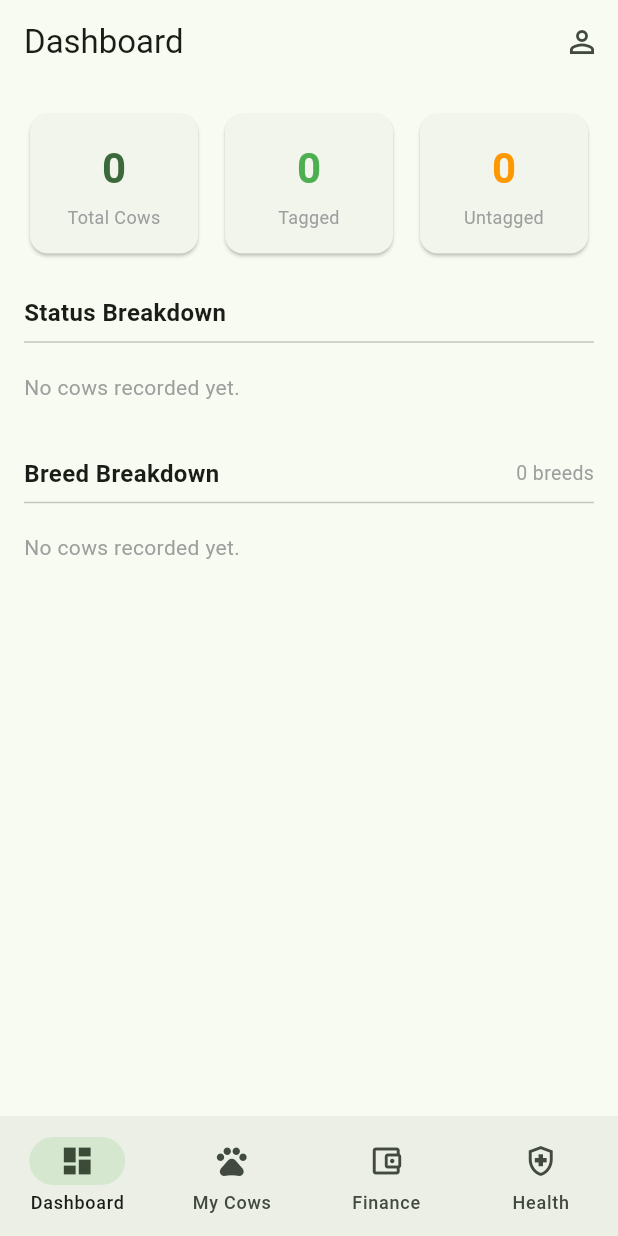
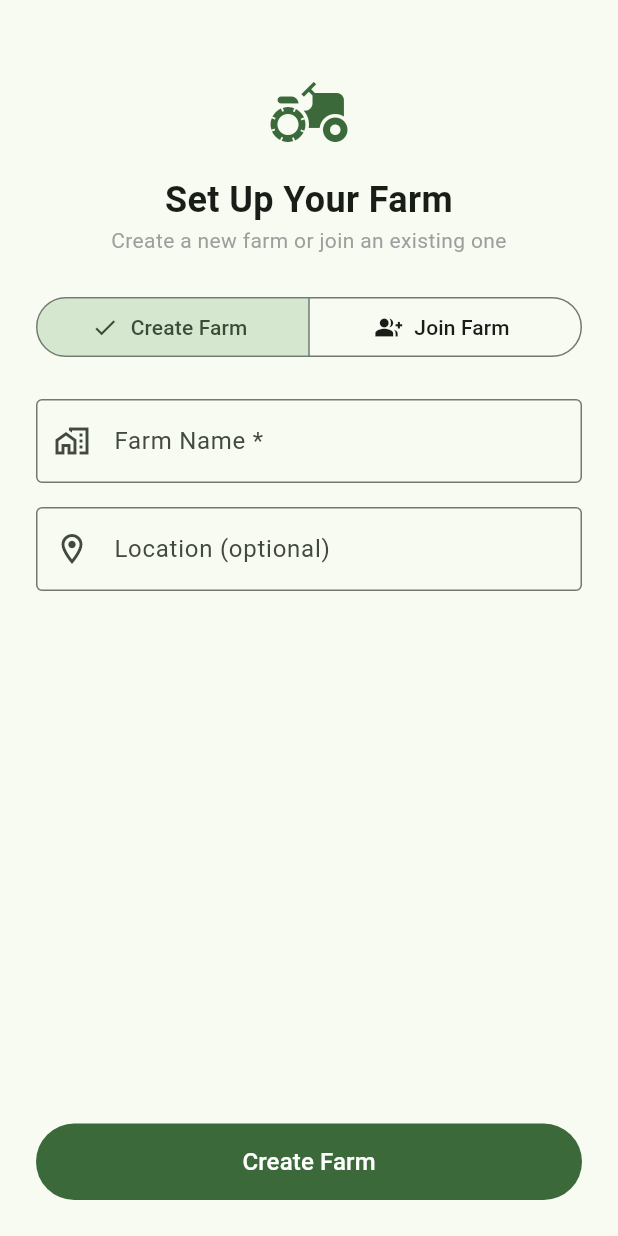
Before and after one commit to Emma-Ssali/MyCOW, a Flutter app: the screen it shows once a user with an empty profile is signed in, on a phone screen of 412 x 824 dp. Run offline on Flutter 3.47's test engine with Material 3 defaults, Android fonts, the light colour scheme and no system bars; our stand-ins replace connectivity_plus, image_picker, isar, shared_preferences, supabase_flutter; accounts and stored records are empty; generated files the repository leaves out were written again.

Commit message:
Add farm entity: create/join farm, invite code system, farm setup screen

```diff
--- a/lib/main.dart
+++ b/lib/main.dart
@@ -15,6 +15,8 @@ import 'models/milk_production.dart';
 import 'models/weight_record.dart';
 import 'services/sync_service.dart';
 import 'screens/login_screen.dart';
+import 'screens/farm_setup_screen.dart';
+import 'services/farm_service.dart';
 
 late Isar isar;
 
@@ -131,7 +133,20 @@ class AuthGate extends StatelessWidget {
         if (snapshot.hasData) {
           final session = snapshot.data!.session;
           if (session != null) {
-            return const MainNavigation();
+            return FutureBuilder<bool>(
+              future: FarmService().isLinkedToFarm,
+              builder: (context, farmSnapshot) {
+                if (!farmSnapshot.hasData) {
+                  return const Scaffold(
+                    body: Center(child: CircularProgressIndicator()),
+                  );
+                }
+                if (farmSnapshot.data == true) {
+                  return const MainNavigation();
+                }
+                return const FarmSetupScreen();
+              },
+            );
           }
         }
         return const LoginScreen();
--- a/lib/screens/dashboard_screen.dart
+++ b/lib/screens/dashboard_screen.dart
@@ -3,6 +3,7 @@ import 'package:isar/isar.dart';
 import '../main.dart';
 import '../models/cow.dart';
 import 'package:supabase_flutter/supabase_flutter.dart';
+import '../services/farm_service.dart';
 
 /// Dashboard — gives a quick overview of the farm's cattle.
 /// Shows total cows, status breakdown, tagged/untagged counts,
@@ -218,8 +219,9 @@ class _DashboardScreenState extends State<DashboardScreen> {
                   ),
                   TextButton(
                     onPressed: () async {
-                      Navigator.pop(context);
-                      await Supabase.instance.client.auth.signOut();
+                    Navigator.pop(context);
+                    await FarmService().clearLocalFarm();
+                    await Supabase.instance.client.auth.signOut();
                     },
                     child: const Text(
                       'Sign Out',
--- /dev/null
+++ b/lib/screens/farm_setup_screen.dart
@@ -0,0 +1,262 @@
+import 'package:flutter/material.dart';
+import '../services/farm_service.dart';
+import '../main.dart';
+
+/// Shown after first login — lets the user create or join a farm.
+class FarmSetupScreen extends StatefulWidget {
+  const FarmSetupScreen({super.key});
+
+  @override
+  State<FarmSetupScreen> createState() => _FarmSetupScreenState();
+}
+
+class _FarmSetupScreenState extends State<FarmSetupScreen> {
+  final _createFormKey = GlobalKey<FormState>();
+  final _joinFormKey = GlobalKey<FormState>();
+  final _farmNameController = TextEditingController();
+  final _locationController = TextEditingController();
+  final _inviteCodeController = TextEditingController();
+
+  bool _loading = false;
+  String? _errorMessage;
+
+  // Tab: 0 = Create, 1 = Join
+  int _tab = 0;
+
+  @override
+  void dispose() {
+    _farmNameController.dispose();
+    _locationController.dispose();
+    _inviteCodeController.dispose();
+    super.dispose();
+  }
+
+  Future<void> _createFarm() async {
+    if (!_createFormKey.currentState!.validate()) return;
+    setState(() {
+      _loading = true;
+      _errorMessage = null;
+    });
+
+    try {
+      await FarmService().createFarm(
+        _farmNameController.text.trim(),
+        _locationController.text.trim().isEmpty
+            ? null
+            : _locationController.text.trim(),
+      );
+      if (mounted) {
+        Navigator.pushReplacement(
+          context,
+          MaterialPageRoute(builder: (context) => const MainNavigation()),
+        );
+      }
+    } catch (e) {
+      setState(() => _errorMessage = e.toString());
+    } finally {
+      if (mounted) setState(() => _loading = false);
+    }
+  }
+
+  Future<void> _joinFarm() async {
+    if (!_joinFormKey.currentState!.validate()) return;
+    setState(() {
+      _loading = true;
+      _errorMessage = null;
+    });
+
+    try {
+      await FarmService().joinFarm(_inviteCodeController.text.trim());
+      if (mounted) {
+        Navigator.pushReplacement(
+          context,
+          MaterialPageRoute(builder: (context) => const MainNavigation()),
+        );
+      }
+    } catch (e) {
+      setState(() => _errorMessage = e.toString());
+    } finally {
+      if (mounted) setState(() => _loading = false);
+    }
+  }
+
+  @override
+  Widget build(BuildContext context) {
+    return Scaffold(
+      body: SafeArea(
+        child: Padding(
+          padding: const EdgeInsets.all(24),
+          child: Column(
+            crossAxisAlignment: CrossAxisAlignment.stretch,
+            children: [
+              const SizedBox(height: 24),
+              Icon(Icons.agriculture,
+                  size: 56,
+                  color: Theme.of(context).colorScheme.primary),
+              const SizedBox(height: 12),
+              const Text(
+                'Set Up Your Farm',
+                textAlign: TextAlign.center,
+                style: TextStyle(
+                    fontSize: 24, fontWeight: FontWeight.bold),
+              ),
+              const Text(
+                'Create a new farm or join an existing one',
+                textAlign: TextAlign.center,
+                style: TextStyle(fontSize: 14, color: Colors.grey),
+              ),
+              const SizedBox(height: 24),
+
+              // Tab selector.
+              SegmentedButton<int>(
+                segments: const [
+                  ButtonSegment(
+                      value: 0,
+                      label: Text('Create Farm'),
+                      icon: Icon(Icons.add)),
+                  ButtonSegment(
+                      value: 1,
+                      label: Text('Join Farm'),
+                      icon: Icon(Icons.group_add)),
+                ],
+                selected: {_tab},
+                onSelectionChanged: (set) =>
+                    setState(() => _tab = set.first),
+              ),
+              const SizedBox(height: 24),
+
+              // Error message.
+              if (_errorMessage != null) ...[
+                Container(
+                  padding: const EdgeInsets.all(12),
+                  decoration: BoxDecoration(
+                    color: Colors.red.withValues(alpha: 0.1),
+                    borderRadius: BorderRadius.circular(8),
+                  ),
+                  child: Text(_errorMessage!,
+                      style: const TextStyle(
+                          color: Colors.red, fontSize: 13)),
+                ),
+                const SizedBox(height: 16),
+              ],
+
+              // Create farm form.
+              if (_tab == 0)
+                Expanded(
+                  child: Form(
+                    key: _createFormKey,
+                    child: Column(
+                      crossAxisAlignment: CrossAxisAlignment.stretch,
+                      children: [
+                        TextFormField(
+                          controller: _farmNameController,
+                          decoration: const InputDecoration(
+                            labelText: 'Farm Name *',
+                            hintText: 'e.g. Ssali Family Farm',
+                            prefixIcon: Icon(Icons.home_work_outlined),
+                            border: OutlineInputBorder(),
+                          ),
+                          validator: (value) {
+                            if (value == null || value.trim().isEmpty) {
+                              return 'Please enter a farm name';
+                            }
+                            return null;
+                          },
+                        ),
+                        const SizedBox(height: 16),
+                        TextFormField(
+                          controller: _locationController,
+                          decoration: const InputDecoration(
+                            labelText: 'Location (optional)',
+                            hintText: 'e.g. Mbarara, Uganda',
+                            prefixIcon: Icon(Icons.location_on_outlined),
+                            border: OutlineInputBorder(),
+                          ),
+                        ),
+                        const Spacer(),
+                        FilledButton(
+                          onPressed: _loading ? null : _createFarm,
+                          style: FilledButton.styleFrom(
+                            padding:
+                                const EdgeInsets.symmetric(vertical: 14),
+                          ),
+                          child: _loading
+                              ? const SizedBox(
+                                  height: 20,
+                                  width: 20,
+                                  child: CircularProgressIndicator(
+                                      strokeWidth: 2,
+                                      color: Colors.white),
+                                )
+                              : const Text('Create Farm',
+                                  style: TextStyle(fontSize: 16)),
+                        ),
+                      ],
+                    ),
+                  ),
+                ),
+
+              // Join farm form.
+              if (_tab == 1)
+                Expanded(
+                  child: Form(
+                    key: _joinFormKey,
+                    child: Column(
+                      crossAxisAlignment: CrossAxisAlignment.stretch,
+                      children: [
+                        const Text(
+                          'Ask your farm owner for the 6-character invite code.',
+                          style:
+                              TextStyle(fontSize: 13, color: Colors.grey),
+                        ),
+                        const SizedBox(height: 16),
+                        TextFormField(
+                          controller: _inviteCodeController,
+                          textCapitalization:
+                              TextCapitalization.characters,
+                          decoration: const InputDecoration(
+                            labelText: 'Invite Code *',
+                            hintText: 'e.g. ABC123',
+                            prefixIcon: Icon(Icons.vpn_key_outlined),
+                            border: OutlineInputBorder(),
+                          ),
+                          validator: (value) {
+                            if (value == null ||
+                                value.trim().isEmpty) {
+                              return 'Please enter the invite code';
+                            }
+                            if (value.trim().length != 6) {
+                              return 'Invite code must be 6 characters';
+                            }
+                            return null;
+                          },
+                        ),
+                        const Spacer(),
+                        FilledButton(
+                          onPressed: _loading ? null : _joinFarm,
+                          style: FilledButton.styleFrom(
+                            padding:
+                                const EdgeInsets.symmetric(vertical: 14),
+                          ),
+                          child: _loading
+                              ? const SizedBox(
+                                  height: 20,
+                                  width: 20,
+                                  child: CircularProgressIndicator(
+                                      strokeWidth: 2,
+                                      color: Colors.white),
+                                )
+                              : const Text('Join Farm',
+                                  style: TextStyle(fontSize: 16)),
+                        ),
+                      ],
+                    ),
+                  ),
+                ),
+            ],
+          ),
+        ),
+      ),
+    );
+  }
+}
--- /dev/null
+++ b/lib/services/farm_service.dart
@@ -0,0 +1,133 @@
+import 'package:supabase_flutter/supabase_flutter.dart';
+import 'package:shared_preferences/shared_preferences.dart';
+
+/// Manages farm creation, joining, and local farm ID storage.
+class FarmService {
+  static final FarmService _instance = FarmService._internal();
+  factory FarmService() => _instance;
+  FarmService._internal();
+
+  final _supabase = Supabase.instance.client;
+  static const _farmIdKey = 'farm_id';
+  static const _farmNameKey = 'farm_name';
+  static const _userRoleKey = 'user_role';
+
+  /// Returns the locally stored farm ID, or null if not joined yet.
+  Future<String?> get localFarmId async {
+    final prefs = await SharedPreferences.getInstance();
+    return prefs.getString(_farmIdKey);
+  }
+
+  /// Returns the locally stored farm name.
+  Future<String?> get localFarmName async {
+    final prefs = await SharedPreferences.getInstance();
+    return prefs.getString(_farmNameKey);
+  }
+
+  /// Returns the locally stored user role.
+  Future<String> get localUserRole async {
+    final prefs = await SharedPreferences.getInstance();
+    return prefs.getString(_userRoleKey) ?? 'owner';
+  }
+
+  /// Saves farm details locally after creating or joining.
+  Future<void> _saveFarmLocally(
+      String farmId, String farmName, String role) async {
+    final prefs = await SharedPreferences.getInstance();
+    await prefs.setString(_farmIdKey, farmId);
+    await prefs.setString(_farmNameKey, farmName);
+    await prefs.setString(_userRoleKey, role);
+  }
+
+  /// Clears local farm data on sign out.
+  Future<void> clearLocalFarm() async {
+    final prefs = await SharedPreferences.getInstance();
+    await prefs.remove(_farmIdKey);
+    await prefs.remove(_farmNameKey);
+    await prefs.remove(_userRoleKey);
+  }
+
+  /// Generates a random 6-character invite code.
+  String _generateInviteCode() {
+    const chars = 'ABCDEFGHIJKLMNOPQRSTUVWXYZ0123456789';
+    final random = DateTime.now().millisecondsSinceEpoch;
+    return List.generate(6, (i) => chars[(random + i * 7) % chars.length])
+        .join();
+  }
+
+  /// Creates a new farm and makes the current user the owner.
+  Future<void> createFarm(String farmName, String? location) async {
+    final user = _supabase.auth.currentUser!;
+    final inviteCode = _generateInviteCode();
+
+    // Insert farm.
+    final farm = await _supabase.from('farms').insert({
+      'name': farmName,
+      'location': location,
+      'owner_id': user.id,
+      'invite_code': inviteCode,
+    }).select().single();
+
+    final farmId = farm['id'] as String;
+
+    // Add owner as a member.
+    await _supabase.from('farm_members').insert({
+      'farm_id': farmId,
+      'user_id': user.id,
+      'user_name': user.userMetadata?['full_name'],
+      'user_email': user.email,
+      'role': 'owner',
+    });
+
+    await _saveFarmLocally(farmId, farmName, 'owner');
+  }
+
+  /// Joins an existing farm using an invite code.
+  Future<void> joinFarm(String inviteCode) async {
+    final user = _supabase.auth.currentUser!;
+
+    // Find the farm by invite code.
+    final farms = await _supabase
+        .from('farms')
+        .select()
+        .eq('invite_code', inviteCode.toUpperCase().trim());
+
+    if (farms.isEmpty) {
+      throw Exception('Invalid invite code. Please check and try again.');
+    }
+
+    final farm = farms.first;
+    final farmId = farm['id'] as String;
+    final farmName = farm['name'] as String;
+
+    // Check if already a member.
+    final existing = await _supabase
+        .from('farm_members')
+        .select()
+        .eq('farm_id', farmId)
+        .eq('user_id', user.id);
+
+    if (existing.isNotEmpty) {
+      // Already a member — just save locally.
+      await _saveFarmLocally(farmId, farmName, existing.first['role']);
+      return;
+    }
+
+    // Add as worker.
+    await _supabase.from('farm_members').insert({
+      'farm_id': farmId,
+      'user_id': user.id,
+      'user_name': user.userMetadata?['full_name'],
+      'user_email': user.email,
+      'role': 'worker',
+    });
+
+    await _saveFarmLocally(farmId, farmName, 'worker');
+  }
+
+  /// Checks if the current user is already linked to a farm.
+  Future<bool> get isLinkedToFarm async {
+    final farmId = await localFarmId;
+    return farmId != null;
+  }
+}
--- a/pubspec.yaml
+++ b/pubspec.yaml
@@ -41,6 +41,7 @@ dependencies:
   path: 1.9.1
   supabase_flutter: 2.15.0
   connectivity_plus: 7.2.0
+  shared_preferences: 2.5.5
 
 dev_dependencies:
   flutter_test:
```
Also changed, not shown: pubspec.lock.
